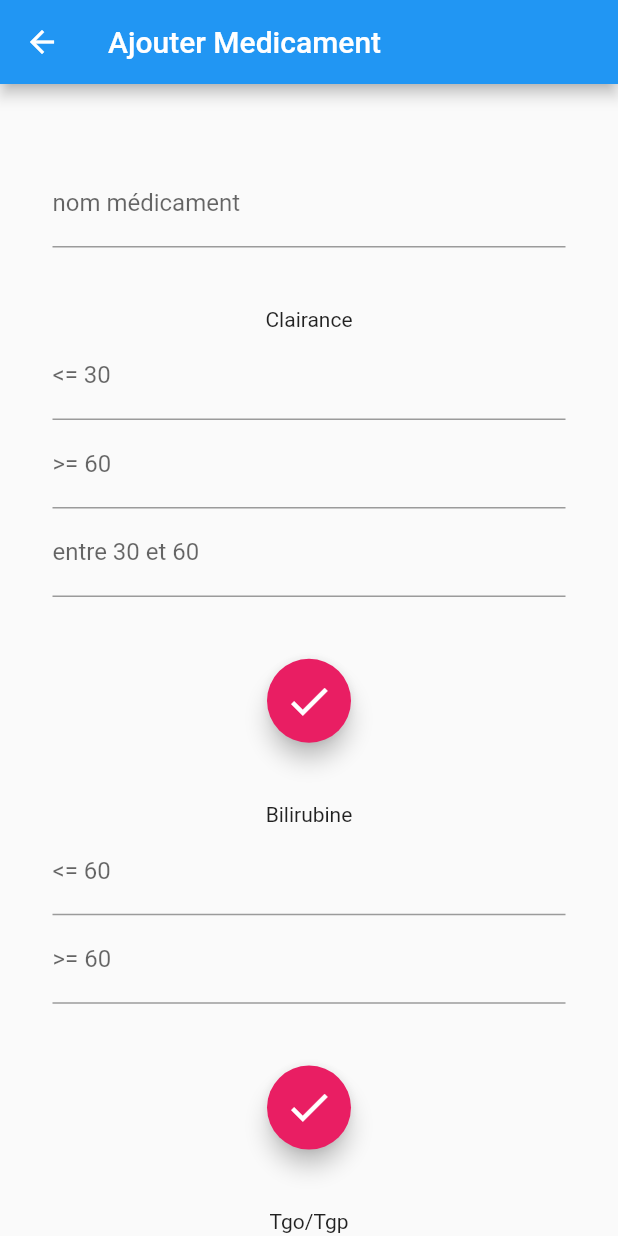
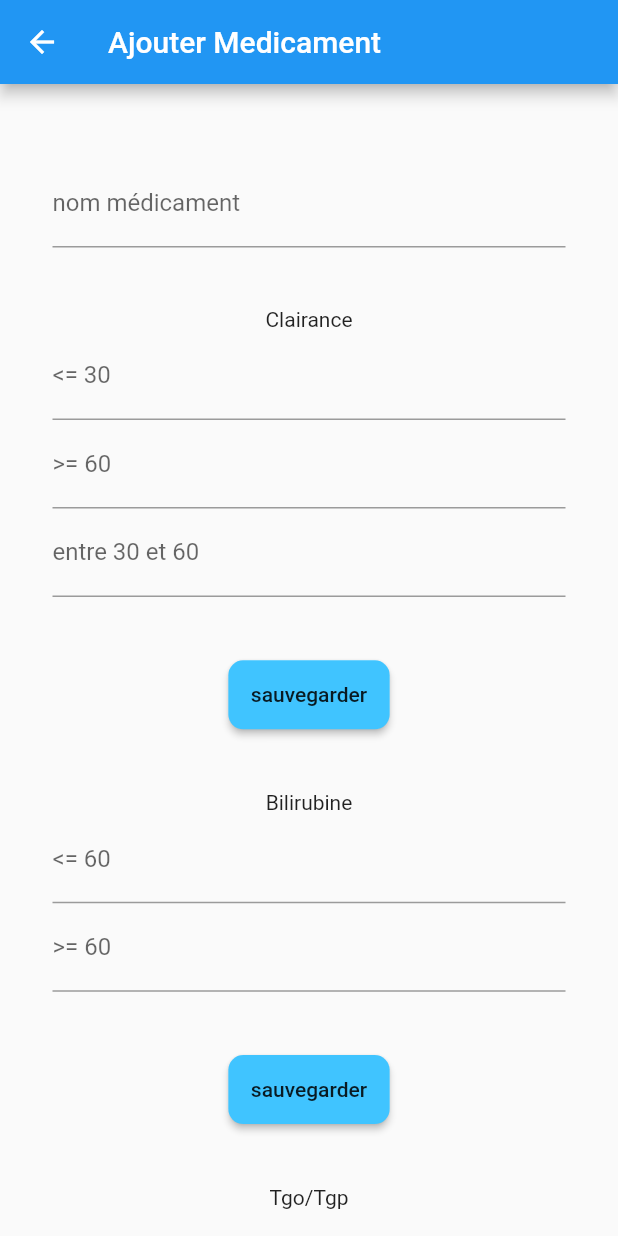
Before and after one commit to amina04/pfe_2021, a Flutter app: the Add_med screen opened by its route, on a phone screen of 412 x 824 dp. Run offline on Flutter 3.47's test engine with Material 2 defaults, Android fonts, the phone set to English and light mode, and no system bars; our stand-ins replace animated_text_kit, rflutter_alert, sqflite; accounts and stored records are empty.

Commit message:
working with db

```diff
--- a/lib/ui/add_med.dart
+++ b/lib/ui/add_med.dart
@@ -67,7 +67,16 @@ class Add_med extends StatelessWidget {
               SizedBox(
                 height: size.height/20,
               ),
-              FloatingActionButton(
+            //  FloatingActionButton(
+                RaisedButton(
+                  padding: EdgeInsets.symmetric(horizontal: 15, vertical: 15.0),
+                  color: Colors.lightBlueAccent,
+                  shape: RoundedRectangleBorder(
+                      borderRadius: BorderRadius.circular(10)),
+                  child: Text(
+                    "sauvegarder",
+
+                  ),
                 onPressed: ()async{
 
                   //je fais ce texte pour insire le nom de med 1 seule fois car ici je fais pls buton pour insiréé chaque bilan seule
@@ -80,18 +89,18 @@ class Add_med extends StatelessWidget {
                     insert_before =true;
                   }
                   //insirérer clairance
-                  await dbmanager.insertClairance(new Clairance(
+                int id_clr=  await dbmanager.insertClairance(new Clairance(
                     clr_inf30_ctrl.text,clr_sup60_ctrl.text,clr_entre_30_60_ctrl.text,id_med
                   ));
-
+                  print("clirance $id_clr et id med $id_med");
                 },
-                child: new Icon(
+               /* child: new Icon(
                   Icons.check,
                   size: size.height/25,
                 ),
 
                 backgroundColor: Colors.pink,
-                foregroundColor: Colors.white,
+                foregroundColor: Colors.white,*/
               )
               ],
 
@@ -122,29 +131,38 @@ class Add_med extends StatelessWidget {
                 SizedBox(
                   height: size.height/20,
                 ),
-                FloatingActionButton(
+               // FloatingActionButton(
+                RaisedButton(
+                  padding: EdgeInsets.symmetric(horizontal: 15, vertical: 15.0),
+                  color: Colors.lightBlueAccent,
+                  shape: RoundedRectangleBorder(
+                      borderRadius: BorderRadius.circular(10)),
+                  child: Text(
+                    "sauvegarder",
+
+                  ),
                   onPressed: ()async{
                     if(insert_before==false){
                       // medicament le nom n'est pas  insiréé
-                      int res = await dbmanager.insertMedicament(new Medicament(
+                      id_med = await dbmanager.insertMedicament(new Medicament(
                           nom_med_ctrl.text,
                       ));
-                      print("id medicament $res");
+                      print("id medicament $id_med");
                       insert_before =true;
                     }
 
 
-                    await dbmanager.insertBilirubine(new Bilirubine(
+                  int id_bil=  await dbmanager.insertBilirubine(new Bilirubine(
                         bil_inf60_ctrl.text,bil_sup60_ctrl.text,id_med
                     ));
-
+                    print("bilir $id_bil et id med $id_med");
                   },
-                  child: new Icon(
+                  /*child: new Icon(
                     Icons.check,
                     size: size.height/25,
                   ),
                   backgroundColor: Colors.pink,
-                  foregroundColor: Colors.white,
+                  foregroundColor: Colors.white,*/
                 )
               ],
             ),
@@ -174,26 +192,37 @@ class Add_med extends StatelessWidget {
                 SizedBox(
                   height: size.height/20,
                 ),
-                FloatingActionButton(
+             //   FloatingActionButton(
+                RaisedButton(
+                padding: EdgeInsets.symmetric(horizontal: 15, vertical: 15.0),
+    color: Colors.lightBlueAccent,
+    shape: RoundedRectangleBorder(
+    borderRadius: BorderRadius.circular(10)),
+    child: Text(
+    "sauvegarder",
+
+    ),
                   onPressed: ()async{
                     if(insert_before==false){
                       // medicament le nom n'est pas  insiréé
-                      int res = await dbmanager.insertMedicament(new Medicament(
+                      id_med = await dbmanager.insertMedicament(new Medicament(
+
                         nom_med_ctrl.text,
                       ));
-                      print("id medicament $res");
+                      print("id medicament $id_med");
                       insert_before =true;
                     }
-                    await dbmanager.insertTgo_tgpe(new Tgo_tgp(
+                  int id_tg = await dbmanager.insertTgo_tgpe(new Tgo_tgp(
                         tgo_inf55_ctrl.text,tgo_sup55_ctrl.text,id_med
                     ));
+                    print("tgo tgp $id_tg et id med $id_med");
                   },
-                  child: new Icon(
+          /*        child: new Icon(
                     Icons.check,
                     size: size.height/25,
                   ),
                   backgroundColor: Colors.pink,
-                  foregroundColor: Colors.white,
+                  foregroundColor: Colors.white,*/
                 )
               ],
             ),
```
Also changed, not shown: lib/main.dart (+9 -1 lines), lib/ui/adopy_poso.dart (+21 -1 lines), lib/ui/list_med.dart (+13 -0 lines), lib/ui/searching_details.dart (added, +61 -0 lines).
